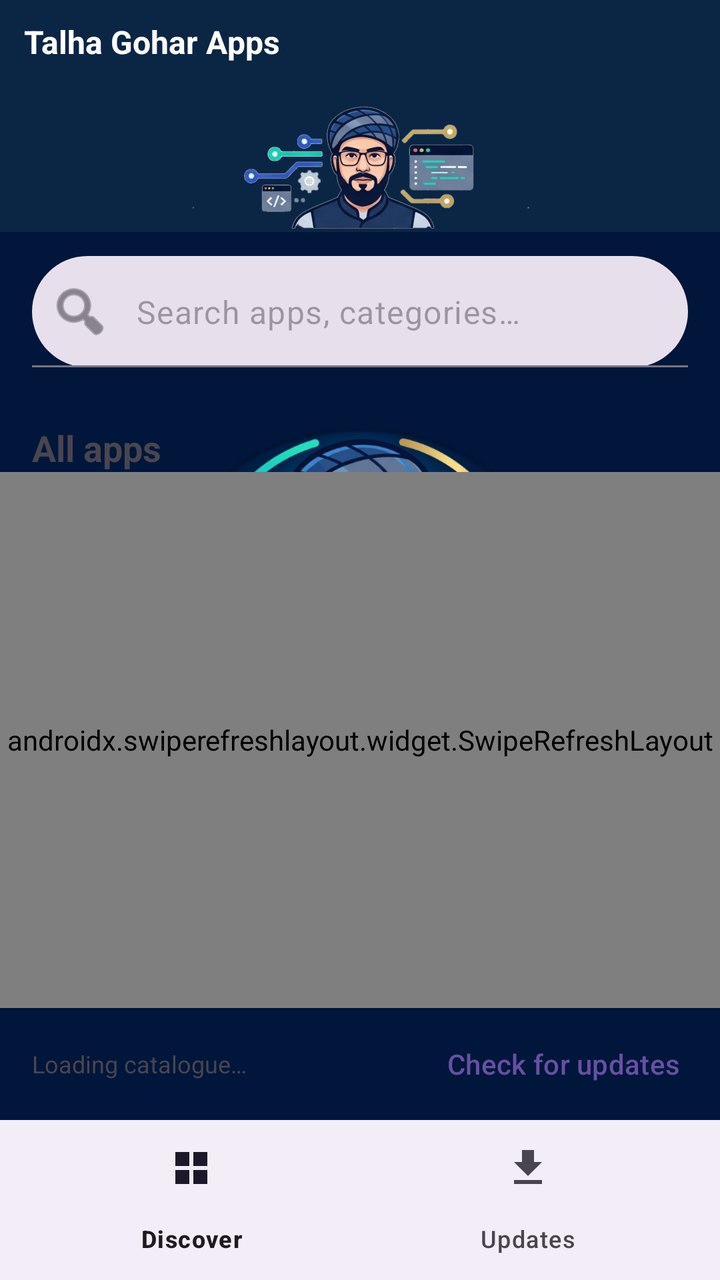
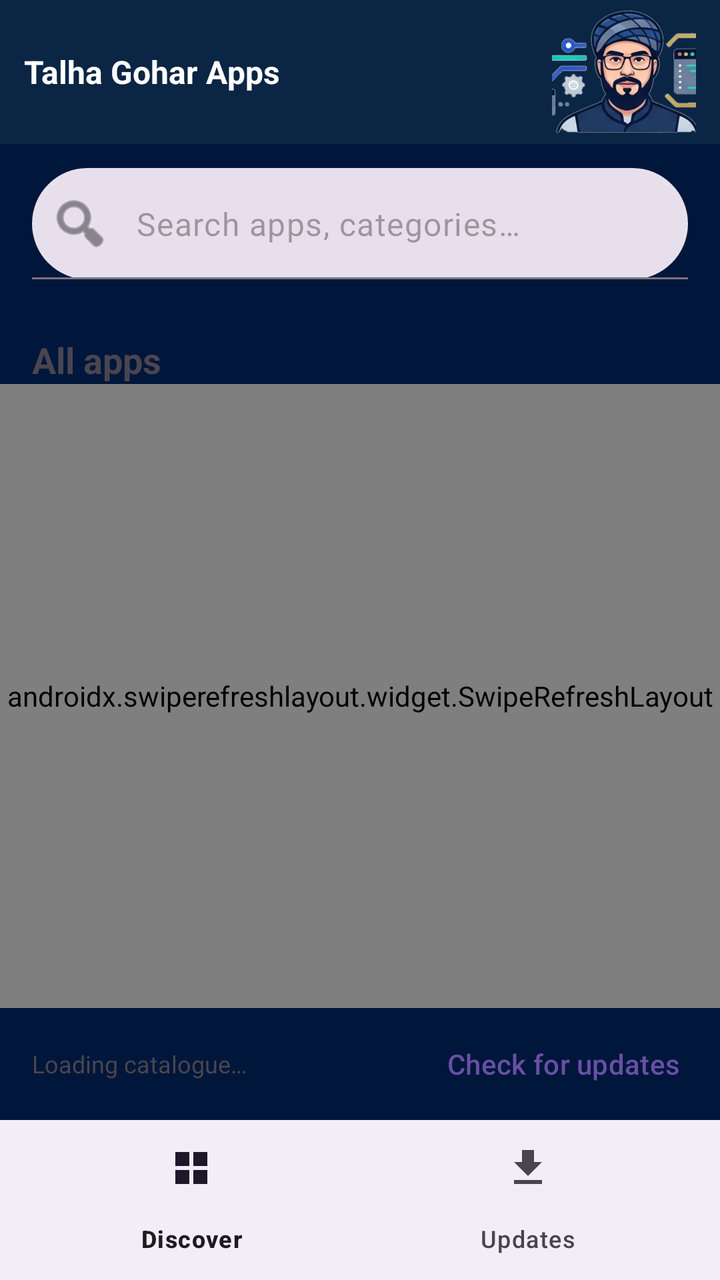

The first picture is an Android layout as it rendered before a commit; the second is the same layout after the commit. The layout source and the unified diff follow.
<!-- AndroidManifest.xml: activity theme Theme.GoharStore.Splash -->
<!-- res/layout/activity_main.xml -->
<?xml version="1.0" encoding="utf-8"?>
<androidx.drawerlayout.widget.DrawerLayout xmlns:android="http://schemas.android.com/apk/res/android"
    xmlns:app="http://schemas.android.com/apk/res-auto"
    android:id="@+id/drawerLayout"
    android:layout_width="match_parent"
    android:layout_height="match_parent"
    android:fitsSystemWindows="true">

<LinearLayout
    android:layout_width="match_parent"
    android:layout_height="match_parent"
    android:fitsSystemWindows="true"
    android:orientation="vertical">

    <com.google.android.material.appbar.AppBarLayout
        android:layout_width="match_parent"
        android:layout_height="wrap_content">

        <androidx.appcompat.widget.Toolbar
            android:id="@+id/toolbar"
            android:layout_width="match_parent"
            android:layout_height="116dp"
            android:background="@color/gohar_navy"
            app:contentInsetEnd="0dp"
            app:contentInsetStart="0dp"
            app:title="">

            
            <LinearLayout
                android:layout_width="match_parent"
                android:layout_height="match_parent"
                android:orientation="vertical">

                <TextView
                    android:id="@+id/toolbarTitle"
                    android:layout_width="wrap_content"
                    android:layout_height="wrap_content"
                    android:layout_marginStart="12dp"
                    android:layout_marginTop="10dp"
                    android:layout_marginEnd="48dp"
                    android:ellipsize="none"
                    android:maxLines="1"
                    android:singleLine="true"
                    android:text="@string/app_name"
                    android:textColor="@android:color/white"
                    android:textSize="@dimen/toolbar_title_size"
                    android:textStyle="bold" />

                <Space
                    android:layout_width="1dp"
                    android:layout_height="0dp"
                    android:layout_weight="1" />

                <ImageView
                    android:layout_width="wrap_content"
                    android:layout_height="64dp"
                    android:layout_gravity="center_horizontal"
                    android:adjustViewBounds="true"
                    android:contentDescription="@string/app_name"
                    android:scaleType="fitCenter"
                    android:src="@drawable/toolbar_banner" />

            </LinearLayout>

        </androidx.appcompat.widget.Toolbar>

    </com.google.android.material.appbar.AppBarLayout>

    
    <LinearLayout
        android:id="@+id/contentColumn"
        android:layout_width="match_parent"
        android:layout_height="0dp"
        android:layout_weight="1"
        android:orientation="vertical">

    <com.google.android.material.textfield.TextInputLayout
        android:layout_width="match_parent"
        android:layout_height="wrap_content"
        android:layout_marginStart="@dimen/content_margin"
        android:layout_marginTop="12dp"
        android:layout_marginEnd="@dimen/content_margin"
        app:boxBackgroundMode="filled"
        app:boxBackgroundColor="?attr/colorSurfaceVariant"
        app:boxCornerRadiusTopStart="28dp"
        app:boxCornerRadiusTopEnd="28dp"
        app:boxCornerRadiusBottomStart="28dp"
        app:boxCornerRadiusBottomEnd="28dp"
        app:hintEnabled="false"
        app:startIconDrawable="@android:drawable/ic_menu_search">

        <com.google.android.material.textfield.TextInputEditText
            android:id="@+id/search"
            android:layout_width="match_parent"
            android:layout_height="wrap_content"
            android:hint="@string/search_hint"
            android:imeOptions="actionSearch"
            android:inputType="text"
            android:paddingStart="8dp"
            android:paddingEnd="16dp" />

    </com.google.android.material.textfield.TextInputLayout>

    
    <com.google.android.material.card.MaterialCardView
        android:id="@+id/featuredCard"
        android:layout_width="match_parent"
        android:layout_height="wrap_content"
        android:layout_marginStart="@dimen/content_margin"
        android:layout_marginTop="12dp"
        android:layout_marginEnd="@dimen/content_margin"
        android:visibility="gone"
        app:cardCornerRadius="24dp"
        app:cardElevation="6dp"
        app:strokeColor="?attr/colorOutlineVariant"
        app:strokeWidth="1dp">

        <LinearLayout
            android:id="@+id/featuredBackground"
            android:layout_width="match_parent"
            android:layout_height="wrap_content"
            android:orientation="vertical"
            android:padding="12dp">

            <TextView
                android:layout_width="wrap_content"
                android:layout_height="wrap_content"
                android:text="@string/featured_label"
                android:textColor="@color/gohar_gold"
                android:textSize="11sp"
                android:textStyle="bold"
                android:letterSpacing="0.18" />

            <LinearLayout
                android:layout_width="match_parent"
                android:layout_height="wrap_content"
                android:layout_marginTop="8dp"
                android:gravity="center_vertical"
                android:orientation="horizontal">

            
            <FrameLayout
                android:layout_width="56dp"
                android:layout_height="56dp">

                <TextView
                    android:id="@+id/featuredIcon"
                    android:layout_width="match_parent"
                    android:layout_height="match_parent"
                    android:gravity="center"
                    android:text="S"
                    android:textColor="@android:color/white"
                    android:textSize="26sp"
                    android:textStyle="bold" />

                <com.google.android.material.card.MaterialCardView
                    android:layout_width="match_parent"
                    android:layout_height="match_parent"
                    app:cardBackgroundColor="@android:color/transparent"
                    app:cardCornerRadius="18dp"
                    app:cardElevation="0dp">

                    <ImageView
                        android:id="@+id/featuredIconImage"
                        android:layout_width="match_parent"
                        android:layout_height="match_parent"
                        android:scaleType="centerCrop"
                        android:visibility="gone" />

                </com.google.android.material.card.MaterialCardView>
            </FrameLayout>

                <LinearLayout
                    android:layout_width="0dp"
                    android:layout_height="wrap_content"
                    android:layout_marginStart="16dp"
                    android:layout_weight="1"
                    android:orientation="vertical">

                    <TextView
                        android:id="@+id/featuredName"
                        android:layout_width="wrap_content"
                        android:layout_height="wrap_content"
                        android:textColor="@android:color/white"
                        android:textSize="17sp"
                        android:textStyle="bold" />

                    <TextView
                        android:id="@+id/featuredTagline"
                        android:layout_width="wrap_content"
                        android:layout_height="wrap_content"
                        android:layout_marginTop="2dp"
                        android:ellipsize="end"
                        android:maxLines="1"
                        android:textColor="#DCE8F5"
                        android:textSize="13sp" />

                    <TextView
                        android:id="@+id/featuredMeta"
                        android:layout_width="wrap_content"
                        android:layout_height="wrap_content"
                        android:layout_marginTop="4dp"
                        android:textColor="#AEC6DE"
                        android:textSize="12sp" />

                </LinearLayout>
            </LinearLayout>

            <LinearLayout
                android:layout_width="match_parent"
                android:layout_height="wrap_content"
                android:layout_marginTop="10dp"
                android:orientation="horizontal">

                <com.google.android.material.button.MaterialButton
                    android:id="@+id/featuredButton"
                    android:layout_width="0dp"
                    android:layout_height="@dimen/hero_button_height"
                    android:layout_weight="1"
                    android:text="@string/install"
                    android:textSize="13sp"
                    app:backgroundTint="@android:color/white"
                    app:cornerRadius="24dp"
                    android:textColor="@color/gohar_navy" />

                <com.google.android.material.button.MaterialButton
                    android:id="@+id/featuredDetailsButton"
                    style="@style/Widget.Material3.Button.OutlinedButton"
                    android:layout_width="0dp"
                    android:layout_height="@dimen/hero_button_height"
                    android:layout_marginStart="10dp"
                    android:layout_weight="1"
                    android:text="@string/view_details"
                    android:textSize="13sp"
                    android:textColor="@android:color/white"
                    app:cornerRadius="24dp"
                    app:strokeColor="@android:color/white" />

            </LinearLayout>

        </LinearLayout>

        
        <ImageButton
            android:id="@+id/featuredDismiss"
            android:layout_width="32dp"
            android:layout_height="32dp"
            android:layout_gravity="top|end"
            android:layout_margin="4dp"
            android:background="@android:color/transparent"
            android:contentDescription="@string/dismiss_featured"
            android:src="@drawable/ic_close"
            android:tint="@android:color/white" />
    </com.google.android.material.card.MaterialCardView>

    
    <HorizontalScrollView
        android:id="@+id/chipsScroll"
        android:layout_width="match_parent"
        android:layout_height="wrap_content"
        android:layout_marginTop="12dp"
        android:scrollbars="none">

        <com.google.android.material.chip.ChipGroup
            android:id="@+id/chipGroup"
            android:layout_width="wrap_content"
            android:layout_height="wrap_content"
            android:paddingStart="@dimen/chip_row_padding"
            android:paddingEnd="@dimen/chip_row_padding"
            app:singleSelection="true"
            app:selectionRequired="true" />
    </HorizontalScrollView>

    <TextView
        android:id="@+id/sectionTitle"
        android:layout_width="wrap_content"
        android:layout_height="wrap_content"
        android:layout_marginStart="@dimen/content_margin"
        android:layout_marginTop="16dp"
        android:text="@string/all_apps"
        android:textSize="@dimen/section_title_size"
        android:textStyle="bold" />

    <FrameLayout
        android:layout_width="match_parent"
        android:layout_height="0dp"
        android:layout_weight="1">

        <androidx.swiperefreshlayout.widget.SwipeRefreshLayout
            android:id="@+id/swipe"
            android:layout_width="match_parent"
            android:layout_height="match_parent">

            <androidx.recyclerview.widget.RecyclerView
                android:id="@+id/recycler"
                android:layout_width="match_parent"
                android:layout_height="match_parent"
                android:clipToPadding="false"
                android:paddingBottom="12dp" />

        </androidx.swiperefreshlayout.widget.SwipeRefreshLayout>

        
        <LinearLayout
            android:id="@+id/loadingState"
            android:layout_width="wrap_content"
            android:layout_height="wrap_content"
            android:layout_gravity="center"
            android:gravity="center"
            android:orientation="vertical"
            android:visibility="gone">

            <ProgressBar
                android:layout_width="48dp"
                android:layout_height="48dp"
                android:layout_gravity="center_horizontal"
                android:indeterminateTint="@color/gohar_teal" />

            <TextView
                android:layout_width="wrap_content"
                android:layout_height="wrap_content"
                android:layout_marginTop="12dp"
                android:text="@string/loading_catalogue"
                android:textSize="15sp" />

        </LinearLayout>

        <TextView
            android:id="@+id/emptyState"
            android:layout_width="wrap_content"
            android:layout_height="wrap_content"
            android:layout_gravity="center"
            android:gravity="center"
            android:padding="32dp"
            android:text="@string/no_apps_search"
            android:textSize="15sp"
            android:visibility="gone" />

    </FrameLayout>

    <LinearLayout
        android:layout_width="match_parent"
        android:layout_height="wrap_content"
        android:gravity="center_vertical"
        android:orientation="horizontal"
        android:paddingStart="@dimen/content_margin"
        android:paddingTop="4dp"
        android:paddingEnd="8dp"
        android:paddingBottom="4dp">

        <TextView
            android:id="@+id/sourceNote"
            android:layout_width="0dp"
            android:layout_height="wrap_content"
            android:layout_weight="1"
            android:text="@string/loading_catalogue"
            android:textSize="12sp" />

        <com.google.android.material.button.MaterialButton
            android:id="@+id/refreshButton"
            style="@style/Widget.Material3.Button.TextButton"
            android:layout_width="wrap_content"
            android:layout_height="wrap_content"
            android:text="@string/check_for_updates" />

    </LinearLayout>

    </LinearLayout>

    <com.google.android.material.bottomnavigation.BottomNavigationView
        android:id="@+id/bottomNav"
        android:layout_width="match_parent"
        android:layout_height="wrap_content"
        app:labelVisibilityMode="labeled"
        app:menu="@menu/bottom_nav" />

</LinearLayout>

    
    <com.google.android.material.navigation.NavigationView
        android:id="@+id/navView"
        android:layout_width="wrap_content"
        android:layout_height="match_parent"
        android:layout_gravity="start"
        android:background="@color/gohar_card"
        app:headerLayout="@layout/nav_header_main"
        app:itemBackground="@drawable/drawer_item_background"
        app:itemIconTint="@color/gohar_teal"
        app:itemTextColor="@color/drawer_item_text"
        app:menu="@menu/drawer_menu" />

</androidx.drawerlayout.widget.DrawerLayout>
<!-- res/layout/nav_header_main.xml (included above) -->
<?xml version="1.0" encoding="utf-8"?>
<LinearLayout xmlns:android="http://schemas.android.com/apk/res/android"
    android:layout_width="match_parent"
    android:layout_height="wrap_content"
    android:background="@color/gohar_navy"
    android:orientation="vertical"
    android:paddingStart="20dp"
    android:paddingTop="28dp"
    android:paddingEnd="20dp"
    android:paddingBottom="18dp">

    <ImageView
        android:layout_width="180dp"
        android:layout_height="68dp"
        android:adjustViewBounds="true"
        android:contentDescription="@string/app_name"
        android:scaleType="fitCenter"
        android:src="@drawable/toolbar_banner" />

    <TextView
        android:layout_width="wrap_content"
        android:layout_height="wrap_content"
        android:layout_marginTop="14dp"
        android:text="@string/app_name"
        android:textColor="@android:color/white"
        android:textSize="20sp"
        android:textStyle="bold" />

    <TextView
        android:layout_width="wrap_content"
        android:layout_height="wrap_content"
        android:layout_marginTop="2dp"
        android:text="@string/drawer_subtitle"
        android:textColor="#C7D6E8"
        android:textSize="13sp" />

    <TextView
        android:id="@+id/navVersion"
        android:layout_width="wrap_content"
        android:layout_height="wrap_content"
        android:layout_marginTop="8dp"
        android:textColor="@color/gohar_gold"
        android:textSize="12sp" />

    <View
        android:layout_width="48dp"
        android:layout_height="3dp"
        android:layout_marginTop="12dp"
        android:background="@color/gohar_gold" />

</LinearLayout>
<!-- resources referenced by this layout -->
<resources>
  <color name="gohar_card">#FFFFFF</color>
  <color name="gohar_gold">#E9B44C</color>
  <color name="gohar_navy">#0B2545</color>
  <color name="gohar_teal">#0E9594</color>
  <dimen name="chip_row_padding">12dp</dimen>
  <dimen name="content_margin">16dp</dimen>
  <dimen name="hero_button_height">36dp</dimen>
  <dimen name="section_title_size">18sp</dimen>
  <dimen name="toolbar_title_size">16sp</dimen>
  <!-- drawable drawer_item_background (drawable) -->
  <?xml version="1.0" encoding="utf-8"?>
  <selector xmlns:android="http://schemas.android.com/apk/res/android">
      <item android:drawable="@color/drawer_item_selected" android:state_checked="true" />
      <item android:drawable="@android:color/transparent" />
  </selector>
  <!-- drawable ic_close (drawable) -->
  <?xml version="1.0" encoding="utf-8"?>
  <vector xmlns:android="http://schemas.android.com/apk/res/android"
      android:width="24dp"
      android:height="24dp"
      android:viewportWidth="24"
      android:viewportHeight="24"
      android:tint="?attr/colorControlNormal">
      <path
          android:fillColor="@android:color/white"
          android:pathData="M19,6.41L17.59,5 12,10.59 6.41,5 5,6.41 10.59,12 5,17.59 6.41,19 12,13.41 17.59,19 19,17.59 13.41,12z" />
  </vector>
  <!-- drawable toolbar_banner: png bitmap (drawable-xxxhdpi, 305640 bytes) -->
  <string name="all_apps">All apps</string>
  <string name="app_name">Talha Gohar Apps</string>
  <string name="check_for_updates">Check for updates</string>
  <string name="dismiss_featured">Dismiss featured app</string>
  <string name="drawer_subtitle">Free apps by Muhammad Talha Bin Fareed</string>
  <string name="featured_label">✦ FEATURED</string>
  <string name="install">Install</string>
  <string name="loading_catalogue">Loading catalogue…</string>
  <string name="no_apps_search">No apps match that search.</string>
  <string name="search_hint">Search apps, categories…</string>
  <string name="view_details">View details</string>
  <style name="Theme.GoharStore.Splash" parent="Theme.Material3.DayNight.NoActionBar">
          <item name="android:windowBackground">@drawable/splash_background</item>
          <item name="android:windowNoTitle">true</item>
      </style>
  <color name="drawer_item_selected">#D6F2F1</color>
  <!-- drawable splash_background (drawable) -->
  <?xml version="1.0" encoding="utf-8"?>
  <layer-list xmlns:android="http://schemas.android.com/apk/res/android">
      <item android:drawable="@color/gohar_icon_bg" />
      
      <item
          android:width="300dp"
          android:height="222dp"
          android:gravity="center">
          <bitmap
              android:src="@drawable/splash_logo"
              android:gravity="fill" />
      </item>
  </layer-list>
  <color name="gohar_icon_bg">#00163B</color>
  <!-- drawable splash_logo: png bitmap (drawable-xxxhdpi, 530160 bytes) -->
</resources>

<!-- the commit's change to res/layout/activity_main.xml (unified diff, before → after) -->
@@ -19,7 +19,7 @@
         <androidx.appcompat.widget.Toolbar
             android:id="@+id/toolbar"
             android:layout_width="match_parent"
-            android:layout_height="116dp"
+            android:layout_height="72dp"
             android:background="@color/gohar_navy"
             app:contentInsetEnd="0dp"
             app:contentInsetStart="0dp"
@@ -29,15 +29,14 @@
             <LinearLayout
                 android:layout_width="match_parent"
                 android:layout_height="match_parent"
-                android:orientation="vertical">
+                android:gravity="center_vertical"
+                android:orientation="horizontal">
 
                 <TextView
                     android:id="@+id/toolbarTitle"
                     android:layout_width="wrap_content"
                     android:layout_height="wrap_content"
                     android:layout_marginStart="12dp"
-                    android:layout_marginTop="10dp"
-                    android:layout_marginEnd="48dp"
                     android:ellipsize="none"
                     android:maxLines="1"
                     android:singleLine="true"
@@ -47,17 +46,16 @@
                     android:textStyle="bold" />
 
                 <Space
-                    android:layout_width="1dp"
-                    android:layout_height="0dp"
+                    android:layout_width="0dp"
+                    android:layout_height="1dp"
                     android:layout_weight="1" />
 
                 <ImageView
-                    android:layout_width="wrap_content"
+                    android:layout_width="72dp"
                     android:layout_height="64dp"
-                    android:layout_gravity="center_horizontal"
-                    android:adjustViewBounds="true"
+                    android:layout_marginEnd="12dp"
                     android:contentDescription="@string/app_name"
-                    android:scaleType="fitCenter"
+                    android:scaleType="centerCrop"
                     android:src="@drawable/toolbar_banner" />
 
             </LinearLayout>
